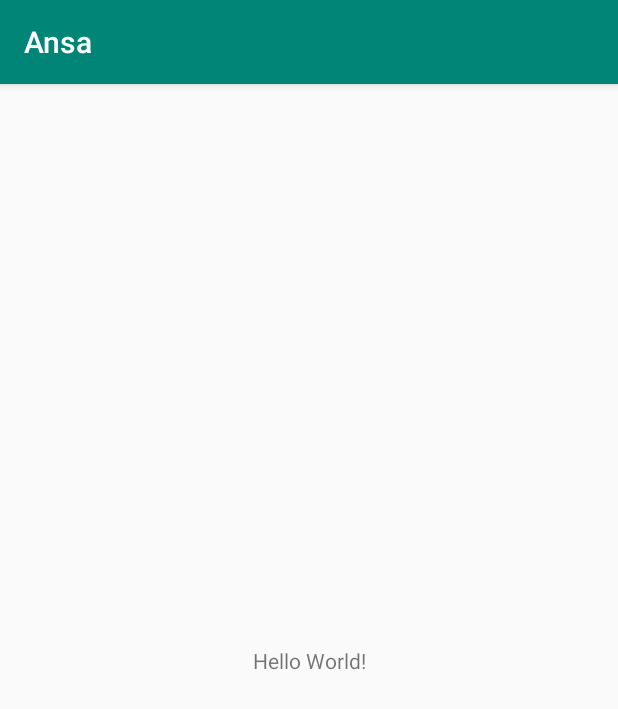
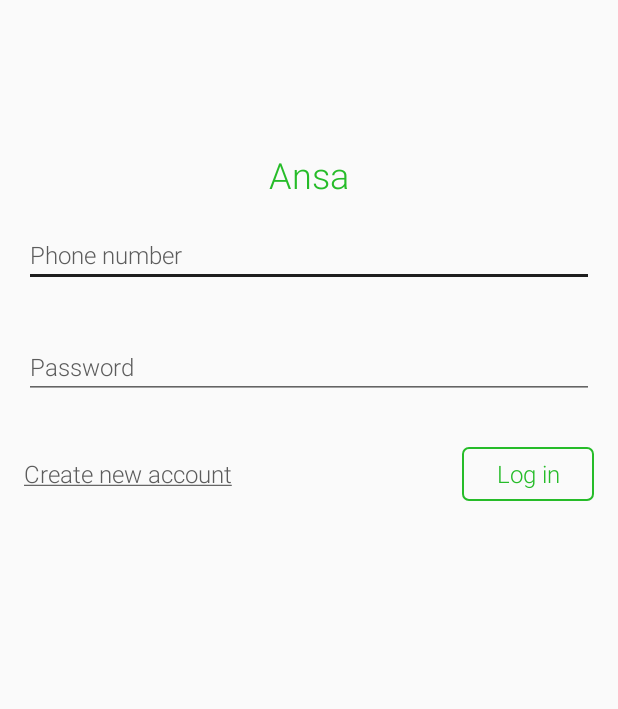
Before and after one commit to ansax/ansa_android, an Android app: the screen it shows after launch (MainActivity before the commit, LoginActivity after it), on a phone screen of 412 x 824 dp. Shown: the top 709 px of the screen. Run offline under Robolectric (Android 15) with nearby library versions, the phone set to English and light mode, and no system bars.

Commit message:
Created login view

```diff
--- a/app/build.gradle
+++ b/app/build.gradle
@@ -4,7 +4,7 @@ android {
     compileSdkVersion 28
     defaultConfig {
         applicationId "com.ansa"
-        minSdkVersion 15
+        minSdkVersion 16
         targetSdkVersion 28
         versionCode 1
         versionName "1.0"
@@ -20,7 +20,8 @@ android {
 
 dependencies {
     implementation fileTree(dir: 'libs', include: ['*.jar'])
-    implementation 'com.android.support:appcompat-v7:28.0.0-rc02'
+    implementation 'com.android.support:appcompat-v7:28.0.0'
+    implementation 'com.android.support:cardview-v7:28.0.0'
     implementation 'com.android.support.constraint:constraint-layout:1.1.3'
     testImplementation 'junit:junit:4.12'
     androidTestImplementation 'com.android.support.test:runner:1.0.2'
--- a/app/src/main/AndroidManifest.xml
+++ b/app/src/main/AndroidManifest.xml
@@ -9,7 +9,7 @@
         android:roundIcon="@mipmap/ic_launcher_round"
         android:supportsRtl="true"
         android:theme="@style/AppTheme">
-        <activity android:name=".MainActivity">
+        <activity android:name=".LoginActivity">
             <intent-filter>
                 <action android:name="android.intent.action.MAIN" />
 
--- a/app/src/main/java/com/ansa/LoginActivity.java
+++ b/app/src/main/java/com/ansa/LoginActivity.java
@@ -1,7 +1,13 @@
 package com.ansa;
 
-import android.app.Activity;
-import android.support.v4.app.ActivityCompat;
+import android.support.v7.app.AppCompatActivity;
+import android.os.Bundle;
 
-public class LoginActivity extends ActivityCompat {
+public class LoginActivity extends AppCompatActivity {
+
+    @Override
+    protected void onCreate(Bundle savedInstanceState) {
+        super.onCreate(savedInstanceState);
+        setContentView(R.layout.activity_login);
+    }
 }
--- /dev/null
+++ b/app/src/main/res/drawable/round_btn.xml
@@ -0,0 +1,7 @@
+<?xml version="1.0" encoding="utf-8"?>
+<shape xmlns:android="http://schemas.android.com/apk/res/android"
+    android:shape="rectangle">
+    <solid android:color="@android:color/transparent"/>
+    <stroke android:width="1dp" android:color="@color/colorGreen"/>
+    <corners android:radius="4dp"/>
+</shape>
--- /dev/null
+++ b/app/src/main/res/layout/activity_login.xml
@@ -0,0 +1,78 @@
+<?xml version="1.0" encoding="utf-8"?>
+<LinearLayout
+    xmlns:android="http://schemas.android.com/apk/res/android"
+    android:layout_width="match_parent"
+    android:layout_height="match_parent"
+    xmlns:app="http://schemas.android.com/apk/res-auto"
+    android:orientation="vertical">
+
+
+      <TextView
+          android:layout_width="wrap_content"
+          android:layout_height="wrap_content"
+          android:layout_marginTop="100dp"
+          android:text="@string/app_name"
+          android:textColor="@color/colorGreen"
+          android:textSize="@dimen/txt_24"
+          android:layout_gravity="center_horizontal"
+          android:gravity="center_horizontal"/>
+
+      <EditText
+          android:id="@+id/phone_edit_text"
+          android:layout_width="match_parent"
+          android:layout_height="wrap_content"
+          android:layout_margin="@dimen/dimen_16"
+          android:hint="@string/phone"
+          android:inputType="phone"
+          android:textColorHint="@color/colorGray"
+          android:textSize="@dimen/txt_16"
+          android:focusable="true"
+          android:clickable="true"
+          />
+
+      <EditText
+          android:id="@+id/password_edit_text"
+          android:layout_width="match_parent"
+          android:layout_height="wrap_content"
+          android:layout_margin="@dimen/dimen_16"
+          android:hint="@string/password"
+          android:inputType="textPassword"
+          android:textColorHint="@color/colorGray"
+          android:textSize="@dimen/txt_16"
+          android:focusable="true"
+          android:clickable="true"
+          />
+
+    <RelativeLayout
+        android:layout_width="match_parent"
+        android:layout_height="wrap_content"
+        android:orientation="horizontal"
+        android:layout_margin="@dimen/dimen_16">
+
+        <Button
+            android:id="@+id/login_btn"
+            android:layout_width="wrap_content"
+            android:background="@drawable/round_btn"
+            android:layout_height="36dp"
+            android:layout_marginLeft="@dimen/dimen_16"
+            android:textSize="@dimen/txt_16"
+            android:text="@string/login"
+            android:textColor="@color/colorGreen"
+            android:layout_alignParentRight="true"
+            android:layout_alignParentEnd="true"
+            android:textAlignment="center"
+            />
+
+        <TextView
+            android:layout_width="wrap_content"
+            android:layout_height="wrap_content"
+            android:text="@string/create_account"
+            android:textColor="@color/colorGray"
+            android:textSize="16sp"
+            android:layout_alignParentLeft="true"
+            android:layout_alignParentStart="true"
+            android:layout_centerVertical="true"/>
+    </RelativeLayout>
+
+
+</LinearLayout>
--- a/app/src/main/res/values/colors.xml
+++ b/app/src/main/res/values/colors.xml
@@ -1,6 +1,8 @@
 <?xml version="1.0" encoding="utf-8"?>
 <resources>
-    <color name="colorPrimary">#008577</color>
-    <color name="colorPrimaryDark">#00574B</color>
-    <color name="colorAccent">#D81B60</color>
+    <color name="colorPrimary">#FFFFFF</color>
+    <color name="colorPrimaryDark">#FFFFFF</color>
+    <color name="colorAccent">#1E1E1E</color>
+    <color name="colorGray">#5C5C5C</color>
+    <color name="colorGreen">#26bc29</color>
 </resources>
--- /dev/null
+++ b/app/src/main/res/values/dimens.xml
@@ -0,0 +1,9 @@
+<?xml version="1.0" encoding="utf-8"?>
+<resources>
+    <dimen name="dimen_20">20dp</dimen>
+    <dimen name="dimen_10">10dp</dimen>
+    <dimen name="txt_18">18sp</dimen>
+    <dimen name="txt_16">16sp</dimen>
+    <dimen name="txt_24">24sp</dimen>
+    <dimen name="dimen_16">16dp</dimen>
+</resources>
--- a/app/src/main/res/values/strings.xml
+++ b/app/src/main/res/values/strings.xml
@@ -1,3 +1,7 @@
 <resources>
     <string name="app_name">Ansa</string>
+    <string name="phone">Phone number</string>
+    <string name="password">Password</string>
+    <string name="login">Log in</string>
+    <string name="create_account"><u>Create new account</u></string>
 </resources>
--- a/app/src/main/res/values/styles.xml
+++ b/app/src/main/res/values/styles.xml
@@ -1,11 +1,13 @@
 <resources>
 
     <!-- Base application theme. -->
-    <style name="AppTheme" parent="Theme.AppCompat.Light.DarkActionBar">
+    <style name="AppTheme" parent="Theme.AppCompat.DayNight.NoActionBar">
         <!-- Customize your theme here. -->
         <item name="colorPrimary">@color/colorPrimary</item>
         <item name="colorPrimaryDark">@color/colorPrimaryDark</item>
         <item name="colorAccent">@color/colorAccent</item>
+        <item name="android:fontFamily">sans-serif-light</item>
+        <item name="android:textAllCaps">false</item>
     </style>
 
 </resources>
```
